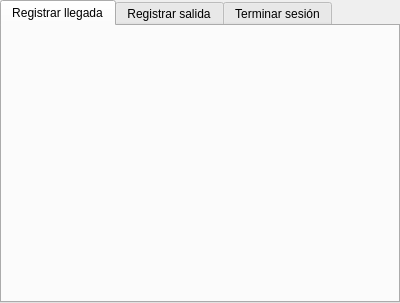
This is src/mvc/view/parqueadero.ui in DiegoMolina04/Parqueadero-MVC-POO as Qt 5 draws it before an edit. The edited form follows.
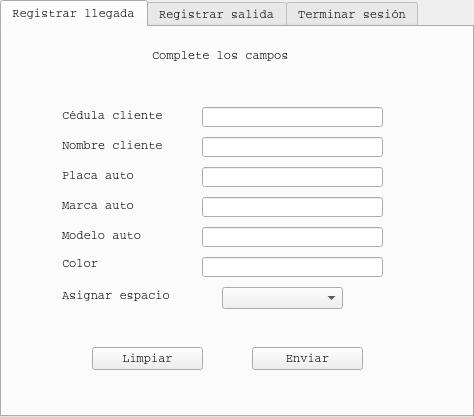
This is the edited form. Icons and pictures are not drawn.

Commit message: update view parqueadero

What changed in the file:
```diff
--- a/src/mvc/view/parqueadero.ui
+++ b/src/mvc/view/parqueadero.ui
@@ -6,10 +6,15 @@
    <rect>
     <x>0</x>
     <y>0</y>
-    <width>400</width>
-    <height>303</height>
+    <width>474</width>
+    <height>417</height>
    </rect>
   </property>
+  <property name="font">
+   <font>
+    <family>Courier</family>
+   </font>
+  </property>
   <property name="windowTitle">
    <string>Parqueadero</string>
   </property>
@@ -42,6 +47,206 @@
       <attribute name="title">
        <string>Registrar llegada</string>
       </attribute>
+      <widget class="QLabel" name="label">
+       <property name="geometry">
+        <rect>
+         <x>150</x>
+         <y>20</y>
+         <width>161</width>
+         <height>16</height>
+        </rect>
+       </property>
+       <property name="text">
+        <string>Complete los campos</string>
+       </property>
+      </widget>
+      <widget class="QLabel" name="label_2">
+       <property name="geometry">
+        <rect>
+         <x>60</x>
+         <y>80</y>
+         <width>121</width>
+         <height>16</height>
+        </rect>
+       </property>
+       <property name="text">
+        <string>Cédula cliente</string>
+       </property>
+      </widget>
+      <widget class="QLabel" name="label_3">
+       <property name="geometry">
+        <rect>
+         <x>60</x>
+         <y>110</y>
+         <width>111</width>
+         <height>16</height>
+        </rect>
+       </property>
+       <property name="text">
+        <string>Nombre cliente</string>
+       </property>
+      </widget>
+      <widget class="QLabel" name="label_4">
+       <property name="geometry">
+        <rect>
+         <x>60</x>
+         <y>230</y>
+         <width>47</width>
+         <height>13</height>
+        </rect>
+       </property>
+       <property name="text">
+        <string>Color</string>
+       </property>
+      </widget>
+      <widget class="QLabel" name="label_5">
+       <property name="geometry">
+        <rect>
+         <x>60</x>
+         <y>140</y>
+         <width>81</width>
+         <height>16</height>
+        </rect>
+       </property>
+       <property name="text">
+        <string>Placa auto</string>
+       </property>
+      </widget>
+      <widget class="QLabel" name="label_7">
+       <property name="geometry">
+        <rect>
+         <x>60</x>
+         <y>170</y>
+         <width>81</width>
+         <height>16</height>
+        </rect>
+       </property>
+       <property name="text">
+        <string>Marca auto</string>
+       </property>
+      </widget>
+      <widget class="QLabel" name="label_8">
+       <property name="geometry">
+        <rect>
+         <x>60</x>
+         <y>200</y>
+         <width>91</width>
+         <height>16</height>
+        </rect>
+       </property>
+       <property name="text">
+        <string>Modelo auto</string>
+       </property>
+      </widget>
+      <widget class="QPushButton" name="buttonLimpiar">
+       <property name="geometry">
+        <rect>
+         <x>90</x>
+         <y>320</y>
+         <width>111</width>
+         <height>23</height>
+        </rect>
+       </property>
+       <property name="text">
+        <string>Limpiar</string>
+       </property>
+      </widget>
+      <widget class="QPushButton" name="buttonRegistrarLlegada">
+       <property name="geometry">
+        <rect>
+         <x>250</x>
+         <y>320</y>
+         <width>111</width>
+         <height>23</height>
+        </rect>
+       </property>
+       <property name="text">
+        <string>Enviar</string>
+       </property>
+      </widget>
+      <widget class="QLineEdit" name="inputCedulaEntrada">
+       <property name="geometry">
+        <rect>
+         <x>200</x>
+         <y>80</y>
+         <width>181</width>
+         <height>20</height>
+        </rect>
+       </property>
+      </widget>
+      <widget class="QLineEdit" name="inputNombre">
+       <property name="geometry">
+        <rect>
+         <x>200</x>
+         <y>110</y>
+         <width>181</width>
+         <height>20</height>
+        </rect>
+       </property>
+      </widget>
+      <widget class="QLineEdit" name="inputPlaca">
+       <property name="geometry">
+        <rect>
+         <x>200</x>
+         <y>140</y>
+         <width>181</width>
+         <height>20</height>
+        </rect>
+       </property>
+      </widget>
+      <widget class="QLineEdit" name="inputMarca">
+       <property name="geometry">
+        <rect>
+         <x>200</x>
+         <y>170</y>
+         <width>181</width>
+         <height>20</height>
+        </rect>
+       </property>
+      </widget>
+      <widget class="QLineEdit" name="inputColor">
+       <property name="geometry">
+        <rect>
+         <x>200</x>
+         <y>230</y>
+         <width>181</width>
+         <height>20</height>
+        </rect>
+       </property>
+      </widget>
+      <widget class="QLineEdit" name="inputModelo">
+       <property name="geometry">
+        <rect>
+         <x>200</x>
+         <y>200</y>
+         <width>181</width>
+         <height>20</height>
+        </rect>
+       </property>
+      </widget>
+      <widget class="QLabel" name="label_6">
+       <property name="geometry">
+        <rect>
+         <x>60</x>
+         <y>260</y>
+         <width>121</width>
+         <height>16</height>
+        </rect>
+       </property>
+       <property name="text">
+        <string>Asignar espacio</string>
+       </property>
+      </widget>
+      <widget class="QComboBox" name="comboEspacios">
+       <property name="geometry">
+        <rect>
+         <x>220</x>
+         <y>260</y>
+         <width>121</width>
+         <height>22</height>
+        </rect>
+       </property>
+      </widget>
      </widget>
      <widget class="QWidget" name="tab_2">
       <attribute name="title">
```
Left out of the diff: 109 changed lines with no effect on the pictures.
